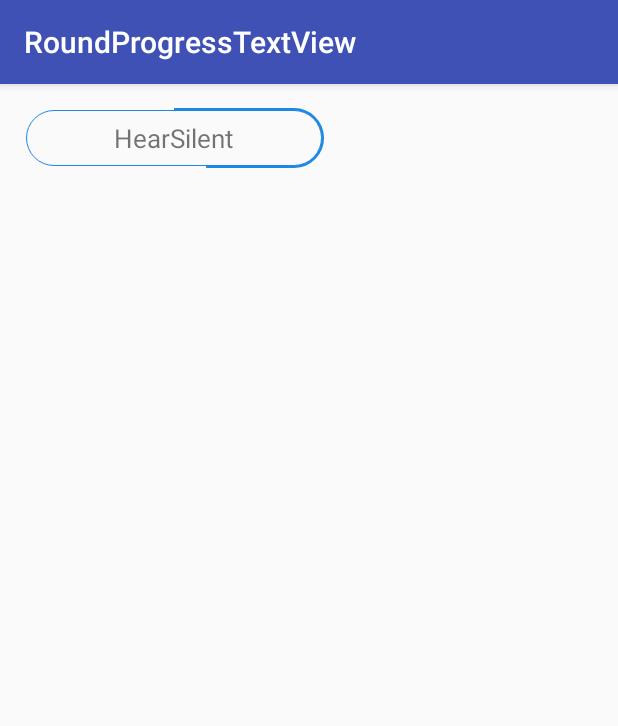
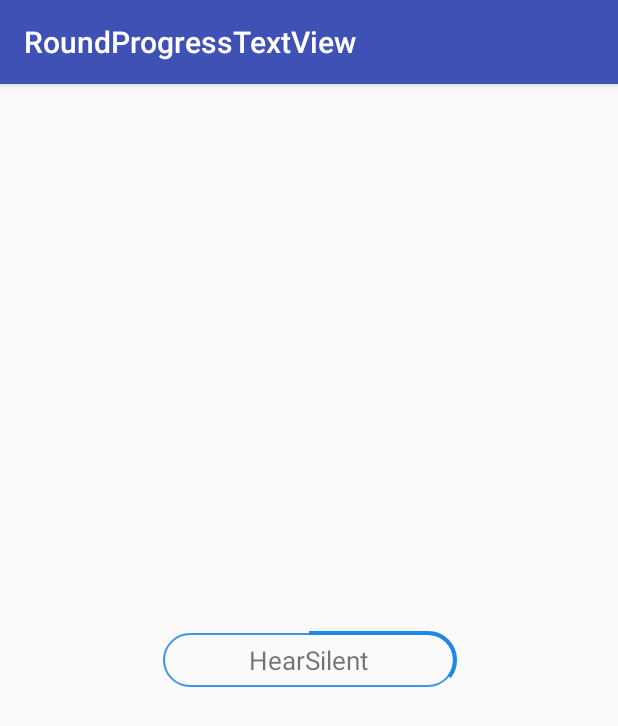
Before and after one commit to hearsilent/RoundProgressTextView, an Android app: the screen it shows after launch (SampleActivity), on a phone screen of 412 x 824 dp. Shown: the top 726 px of the screen. Run offline under Robolectric (Android 15) with nearby library versions, the phone set to English and light mode, and no system bars.

Commit message:
Update version to 1.0.2
 - Change stroke width to dimen
 - Add fill color for customization
 - Improve drawing line & arc

```diff
--- a/app/src/main/java/hearsilent/roundprogresstextview/RoundProgressTextView.java
+++ b/app/src/main/java/hearsilent/roundprogresstextview/RoundProgressTextView.java
@@ -2,21 +2,25 @@ package hearsilent.roundprogresstextview;
 
 import android.animation.ValueAnimator;
 import android.content.Context;
+import android.content.res.Resources;
 import android.content.res.TypedArray;
 import android.graphics.Canvas;
 import android.graphics.Color;
 import android.graphics.Paint;
+import android.graphics.Path;
 import android.graphics.RectF;
 import android.util.AttributeSet;
+import android.util.DisplayMetrics;
 import android.widget.TextView;
 
 public class RoundProgressTextView extends TextView {
 
-	public static final float DEFAULT_PROGRESS_STOKE_WIDTH = 3.5f;
-	public static final float DEFAULT_STOKE_WIDTH = 1f;
-	public static final int DEFAULT_PROGRESS_COLOR = Color.RED;
-	public static final int DEFAULT_PROGRESS = 0;
-	public static final int DEFAULT_MAX = 100;
+	private static final float DEFAULT_PROGRESS_STOKE_WIDTH = 2.5f;
+	private static final float DEFAULT_STOKE_WIDTH = 1f;
+	private static final int DEFAULT_PROGRESS_COLOR = Color.RED;
+	private static final int DEFAULT_PROGRESS_FILL_COLOR = Color.RED;
+	private static final int DEFAULT_PROGRESS = 0;
+	private static final int DEFAULT_MAX = 100;
 
 	private int maxProgress;
 	private float maxProgressConvert;
@@ -28,29 +32,39 @@ public class RoundProgressTextView extends TextView {
 	private Paint progressPaint = new Paint(Paint.ANTI_ALIAS_FLAG), paint =
 			new Paint(Paint.ANTI_ALIAS_FLAG);
 
-	private float progressStrokeWidth;
-	private float strokeWidth;
-	private int progressColor;
+	private Path progressPath = new Path(), path = new Path();
 
-	private int width;
-	private int height;
-	int _width;
-	private int disWidth;
+	private float progressStrokeWidth, progressStrokeOffset;
+	private float strokeWidth, strokeOffset;
+	private float padding;
+	private int progressColor, progressFillColor;
+
+	private float width;
+	private float height;
+	private float disWidth;
 	private float semicircle;
 
 	public RoundProgressTextView(Context context, AttributeSet attrs) {
 		super(context, attrs);
 
 		TypedArray a = context.obtainStyledAttributes(attrs, R.styleable.RoundProgressTextView);
-		progressStrokeWidth = a.getFloat(R.styleable.RoundProgressTextView_progress_stoke_width,
-				DEFAULT_PROGRESS_STOKE_WIDTH);
-		strokeWidth =
-				a.getFloat(R.styleable.RoundProgressTextView_stoke_width, DEFAULT_STOKE_WIDTH);
+		progressStrokeWidth =
+				a.getDimensionPixelSize(R.styleable.RoundProgressTextView_progress_stoke_width,
+						convertDpToPixelSize(DEFAULT_PROGRESS_STOKE_WIDTH, context));
+		progressStrokeOffset = progressStrokeWidth / 2;
+		strokeWidth = a.getDimensionPixelSize(R.styleable.RoundProgressTextView_stoke_width,
+				convertDpToPixelSize(DEFAULT_STOKE_WIDTH, context));
+		strokeOffset = progressStrokeWidth - strokeWidth / 2;
 		progressColor = a.getColor(R.styleable.RoundProgressTextView_progress_color,
 				DEFAULT_PROGRESS_COLOR);
+		progressFillColor = a.getColor(R.styleable.RoundProgressTextView_progress_fill_color,
+				DEFAULT_PROGRESS_FILL_COLOR);
 		progress = a.getInt(R.styleable.RoundProgressTextView_progress, DEFAULT_PROGRESS);
 		maxProgress = a.getInt(R.styleable.RoundProgressTextView_max, DEFAULT_MAX);
 		progress = progress > maxProgress ? maxProgress : progress;
+		padding = progressStrokeOffset / 2;
+		progressStrokeOffset += padding;
+		strokeOffset += padding;
 		a.recycle();
 
 		setUpPaint();
@@ -61,7 +75,7 @@ public class RoundProgressTextView extends TextView {
 		progressPaint.setColor(progressColor);
 		progressPaint.setStyle(Paint.Style.STROKE);
 		paint.setStrokeWidth(strokeWidth);
-		paint.setColor(progressColor);
+		paint.setColor(progressFillColor);
 		paint.setStyle(Paint.Style.STROKE);
 	}
 
@@ -71,39 +85,48 @@ public class RoundProgressTextView extends TextView {
 		if (changed) {
 			width = this.getWidth();
 			height = this.getHeight();
-			_width = this.getWidth();
+			float _width = width;
 
 			if (width != height) {
-				int min = Math.min(width, height);
+				float min = Math.min(width, height);
 				width = min;
 				height = min;
 			}
 			disWidth = _width - width;
 
-			rightOval.left = progressStrokeWidth;
-			rightOval.top = progressStrokeWidth;
-			rightOval.right = width - progressStrokeWidth;
-			rightOval.bottom = height - progressStrokeWidth;
-			rightOval.offset(disWidth, 0);
+			rightOval.left = strokeOffset;
+			rightOval.top = strokeOffset;
+			rightOval.right = width - strokeOffset;
+			rightOval.bottom = height - strokeOffset;
+			rightOval.offset(disWidth - padding, 0);
 
-			leftOval.left = progressStrokeWidth;
-			leftOval.top = progressStrokeWidth;
-			leftOval.right = width - progressStrokeWidth;
-			leftOval.bottom = height - progressStrokeWidth;
+			leftOval.left = strokeOffset;
+			leftOval.top = strokeOffset;
+			leftOval.right = width - strokeOffset;
+			leftOval.bottom = height - strokeOffset;
+			leftOval.offset(padding, 0);
 
-			progressRightOval.left = progressStrokeWidth / 2;
-			progressRightOval.top = progressStrokeWidth / 2;
-			progressRightOval.right = width - progressStrokeWidth / 2;
-			progressRightOval.bottom = height - progressStrokeWidth / 2;
-			progressRightOval.offset(disWidth, 0);
+			progressRightOval.left = progressStrokeOffset;
+			progressRightOval.top = progressStrokeOffset;
+			progressRightOval.right = width - progressStrokeOffset;
+			progressRightOval.bottom = height - progressStrokeOffset;
+			progressRightOval.offset(disWidth - padding, 0);
 
-			progressLeftOval.left = progressStrokeWidth / 2;
-			progressLeftOval.top = progressStrokeWidth / 2;
-			progressLeftOval.right = width - progressStrokeWidth / 2;
-			progressLeftOval.bottom = height - progressStrokeWidth / 2;
+			progressLeftOval.left = progressStrokeOffset;
+			progressLeftOval.top = progressStrokeOffset;
+			progressLeftOval.right = width - progressStrokeOffset;
+			progressLeftOval.bottom = height - progressStrokeOffset;
+			progressLeftOval.offset(padding, 0);
 
-			semicircle = (float) (width * Math.PI / 2);
-			maxProgressConvert = ((float) disWidth + semicircle) * 2;
+			semicircle = (width * (float) Math.PI / 2);
+			maxProgressConvert = (disWidth + semicircle) * 2;
+
+			path.reset();
+			path.addArc(leftOval, 90, 180);
+			path.quadTo(width / 2, strokeOffset, disWidth + width / 2 - padding, strokeOffset);
+			path.addArc(rightOval, -90, 180);
+			path.quadTo(disWidth + width / 2 - padding, height - strokeOffset, width / 2,
+					height - strokeOffset);
 		}
 	}
 
@@ -115,49 +138,58 @@ public class RoundProgressTextView extends TextView {
 
 		canvas.drawColor(Color.TRANSPARENT);
 
-		canvas.drawArc(rightOval, -91, 182, false, paint);
-		canvas.drawArc(leftOval, 90, 180, false, paint);
-		canvas.drawLine(width / 2, progressStrokeWidth, disWidth + width / 2, progressStrokeWidth,
-				paint);
-		canvas.drawLine(width / 2, height - progressStrokeWidth, disWidth + width / 2,
-				height - progressStrokeWidth, paint);
+		canvas.drawPath(path, paint);
 
-		if (progressConvert > disWidth / 2) {
-			canvas.drawLine((disWidth + width) / 2, progressStrokeWidth / 2, disWidth + width / 2,
-					progressStrokeWidth / 2, progressPaint);
+		progressPath.reset();
+		progressPath.moveTo((disWidth + width) / 2, progressStrokeOffset);
+		if (progressConvert >= disWidth / 2) {
+			progressPath.quadTo((disWidth + width) / 2, progressStrokeOffset,
+					disWidth + width / 2 - padding, progressStrokeOffset);
 		} else if (progressConvert > 0) {
-			canvas.drawLine((disWidth + width) / 2, progressStrokeWidth / 2,
-					(disWidth + width) / 2 + progressConvert, progressStrokeWidth / 2,
-					progressPaint);
+			progressPath.quadTo((disWidth + width) / 2, progressStrokeOffset,
+					(disWidth + width) / 2 + progressConvert - padding, progressStrokeOffset);
 		}
-		if (progressConvert > disWidth / 2 + semicircle) {
-			canvas.drawArc(progressRightOval, -91, 182, false, progressPaint);
+		if (progressConvert >= disWidth / 2 + semicircle) {
+			progressPath.addArc(progressRightOval, -90, 180);
 		} else if (progressConvert > disWidth / 2) {
 			float angle = (progressConvert - disWidth / 2) / semicircle * 180;
-			canvas.drawArc(progressRightOval, -90, angle, false, progressPaint);
+			progressPath.addArc(progressRightOval, -90, angle);
 		}
-		if (progressConvert > disWidth * 3 / 2 + semicircle) {
-			canvas.drawLine(width / 2, height - progressStrokeWidth / 2, disWidth + width / 2,
-					height - progressStrokeWidth / 2, progressPaint);
+		if (progressConvert >= disWidth * 3 / 2 + semicircle) {
+			progressPath.quadTo(disWidth + width / 2 - padding, height - progressStrokeOffset,
+					width / 2, height - progressStrokeOffset);
 		} else if (progressConvert > disWidth / 2 + semicircle) {
 			float offset = progressConvert - (disWidth / 2 + semicircle);
-			canvas.drawLine(disWidth + width / 2, height - progressStrokeWidth / 2,
-					disWidth + width / 2 - offset, height - progressStrokeWidth / 2, progressPaint);
+			progressPath.quadTo(disWidth + width / 2 - padding, height - progressStrokeOffset,
+					disWidth + width / 2 - offset, height - progressStrokeOffset);
 		}
-		if (progressConvert > disWidth * 3 / 2 + semicircle * 2) {
-			canvas.drawArc(progressLeftOval, 90, 180, false, progressPaint);
+		if (progressConvert >= disWidth * 3 / 2 + semicircle * 2) {
+			progressPath.addArc(progressLeftOval, 90, 180);
 		} else if (progressConvert > disWidth * 3 / 2 + semicircle) {
 			float angle = (progressConvert - (disWidth * 3 / 2 + semicircle)) / semicircle * 180;
-			canvas.drawArc(progressLeftOval, 90, angle, false, progressPaint);
+			progressPath.addArc(progressLeftOval, 90, angle);
 		}
 		if (progress == maxProgress) {
-			canvas.drawLine(width / 2, progressStrokeWidth / 2, (disWidth + width) / 2,
-					progressStrokeWidth / 2, progressPaint);
+			progressPath.quadTo(width / 2, progressStrokeOffset, (disWidth + width) / 2,
+					progressStrokeOffset);
 		} else if (progressConvert > disWidth * 3 / 2 + semicircle * 2) {
 			float offset = progressConvert - (disWidth * 3 / 2 + semicircle * 2);
-			canvas.drawLine(width / 2, progressStrokeWidth / 2, width / 2 + offset,
-					progressStrokeWidth / 2, progressPaint);
+			progressPath.quadTo(width / 2, progressStrokeOffset, width / 2 + offset,
+					progressStrokeOffset);
 		}
+		canvas.drawPath(progressPath, progressPaint);
+	}
+
+	public void setProgressColor(int color, int fillColor) {
+		progressPaint.setColor(color);
+		paint.setColor(fillColor);
+		invalidate();
+	}
+
+	public void setProgressColorNotInUiThread(int color, int fillColor) {
+		progressPaint.setColor(color);
+		paint.setColor(fillColor);
+		postInvalidate();
 	}
 
 	public int getMaxProgress() {
@@ -168,11 +200,11 @@ public class RoundProgressTextView extends TextView {
 		this.maxProgress = maxProgress * 100;
 	}
 
-	public void setProgress(int progress) {
+	public void setProgress(int progress, int duration) {
 		progress = progress * 100 > maxProgress ? maxProgress : progress * 100;
 		if (Math.abs(progress - this.progress) > 1) {
 			final ValueAnimator valueAnimator = ValueAnimator.ofInt(this.progress, progress);
-			valueAnimator.setDuration(800);
+			valueAnimator.setDuration(duration);
 			valueAnimator.addUpdateListener(new ValueAnimator.AnimatorUpdateListener() {
 
 				@Override
@@ -188,11 +220,11 @@ public class RoundProgressTextView extends TextView {
 		}
 	}
 
-	public void setProgressNotInUiThread(int progress) {
+	public void setProgressNotInUiThread(int progress, int duration) {
 		progress = progress * 100 > maxProgress ? maxProgress : progress * 100;
 		if (Math.abs(progress - this.progress) > 1) {
 			final ValueAnimator valueAnimator = ValueAnimator.ofInt(this.progress, progress);
-			valueAnimator.setDuration(800);
+			valueAnimator.setDuration(duration);
 			valueAnimator.addUpdateListener(new ValueAnimator.AnimatorUpdateListener() {
 
 				@Override
@@ -207,4 +239,46 @@ public class RoundProgressTextView extends TextView {
 			postInvalidate();
 		}
 	}
+
+	private DisplayMetrics getDisplayMetrics(Context context) {
+		Resources resources = context.getResources();
+		return resources.getDisplayMetrics();
+	}
+
+	/**
+	 * This method converts dp unit to equivalent pixels, depending on device
+	 * density.
+	 *
+	 * @param dp      A value in dp (density independent pixels) unit. Which we need
+	 *                to convert into pixels
+	 * @param context Context to get resources and device specific display metrics
+	 * @return A float value to represent px equivalent to dp depending on
+	 * device density
+	 */
+	private float convertDpToPixel(float dp, Context context) {
+		return dp * (getDisplayMetrics(context).densityDpi / 160f);
+	}
+
+	/**
+	 * This method converts dp unit to equivalent pixels, depending on device
+	 * density.
+	 *
+	 * @param dp      A value in dp (density independent pixels) unit. Which we need
+	 *                to convert into pixels
+	 * @param context Context to get resources and device specific display metrics
+	 * @return Value multiplied by the appropriate metric and truncated to
+	 * integer pixels.
+	 */
+	private int convertDpToPixelSize(float dp, Context context) {
+		float pixels = convertDpToPixel(dp, context);
+		final int res = (int) (pixels + 0.5f);
+		if (res != 0) {
+			return res;
+		} else if (pixels == 0) {
+			return 0;
+		} else if (pixels > 0) {
+			return 1;
+		}
+		return -1;
+	}
 }
--- a/app/src/main/java/hearsilent/roundprogresstextview/SampleActivity.java
+++ b/app/src/main/java/hearsilent/roundprogresstextview/SampleActivity.java
@@ -11,7 +11,7 @@ public class SampleActivity extends AppCompatActivity {
 	Runnable runnable;
 
 	RoundProgressTextView mRoundProgressTextView;
-	private static int PROGRESS_DELAYED = 1000;
+	private static int PROGRESS_DELAYED = 800;
 
 	int progress = 15;
 
@@ -30,7 +30,7 @@ public class SampleActivity extends AppCompatActivity {
 
 	private void setUpView() {
 		mRoundProgressTextView.setMaxProgress(15);
-		mRoundProgressTextView.setProgress(progress);
+		mRoundProgressTextView.setProgress(progress, PROGRESS_DELAYED - 100);
 
 		handler = new Handler(Looper.getMainLooper());
 		runnable = new Runnable() {
@@ -42,7 +42,7 @@ public class SampleActivity extends AppCompatActivity {
 				} else {
 					progress = 15;
 				}
-				mRoundProgressTextView.setProgress(progress);
+				mRoundProgressTextView.setProgress(progress, PROGRESS_DELAYED - 100);
 				handler.postDelayed(runnable, PROGRESS_DELAYED);
 			}
 		};
--- a/app/src/main/res/layout/activity_sample.xml
+++ b/app/src/main/res/layout/activity_sample.xml
@@ -15,12 +15,14 @@
 		android:id="@+id/roundProgressTextView"
 		android:layout_width="200sp"
 		android:layout_height="40sp"
+		android:layout_centerInParent="true"
 		android:gravity="center"
 		android:text="HearSilent"
 		android:textSize="17sp"
 		app:max="100"
 		app:progress="35"
 		app:progress_color="#1e88e5"
-		app:progress_stoke_width="2.5"
-		app:stoke_width="1"/>
+		app:progress_fill_color="#de1e88e5"
+		app:progress_stoke_width="2.5dp"
+		app:stoke_width="1dp"/>
 </RelativeLayout>
--- a/app/src/main/res/values/attrs.xml
+++ b/app/src/main/res/values/attrs.xml
@@ -4,8 +4,9 @@
 	<declare-styleable name="RoundProgressTextView">
 
 		<attr name="progress_color" format="color"/>
-		<attr name="stoke_width" format="float"/>
-		<attr name="progress_stoke_width" format="float"/>
+		<attr name="progress_fill_color" format="color"/>
+		<attr name="stoke_width" format="dimension"/>
+		<attr name="progress_stoke_width" format="dimension"/>
 		<attr name="progress" format="integer"/>
 		<attr name="max" format="integer"/>
 
--- a/build.gradle
+++ b/build.gradle
@@ -5,7 +5,7 @@ buildscript {
         jcenter()
     }
     dependencies {
-        classpath 'com.android.tools.build:gradle:2.1.3'
+        classpath 'com.android.tools.build:gradle:2.2.3'
 
         // NOTE: Do not place your application dependencies here; they belong
         // in the individual module build.gradle files
```
Also changed, not shown: app/build.gradle (+6 -6 lines), 5 other files.
